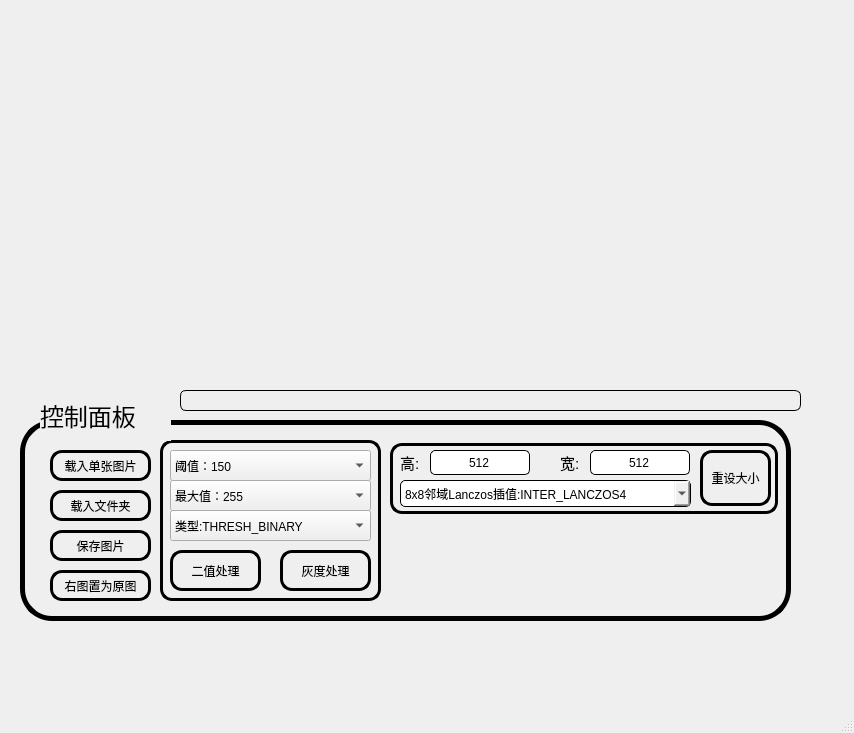
Old version of the form imageshow/mainwindow.ui in the repository liuqi34584/opencv_improcessing_tool.
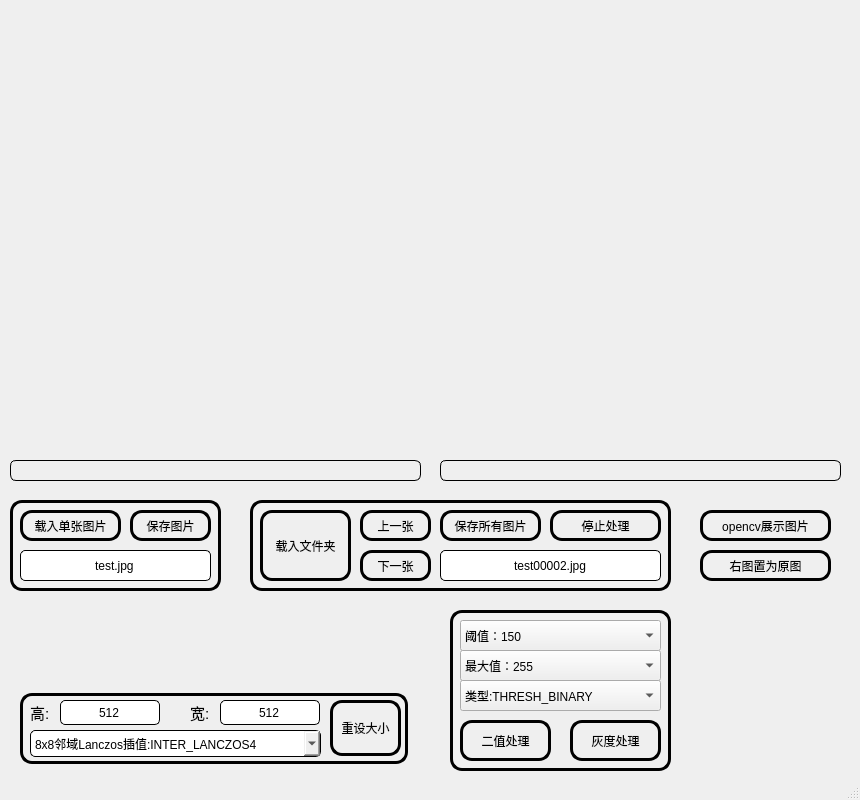
New version of the form. Icons and pictures are not drawn.

The edit to the form file:
```diff
--- a/imageshow/mainwindow.ui
+++ b/imageshow/mainwindow.ui
@@ -6,10 +6,22 @@
    <rect>
     <x>0</x>
     <y>0</y>
-    <width>854</width>
-    <height>733</height>
+    <width>860</width>
+    <height>800</height>
    </rect>
   </property>
+  <property name="minimumSize">
+   <size>
+    <width>860</width>
+    <height>800</height>
+   </size>
+  </property>
+  <property name="maximumSize">
+   <size>
+    <width>860</width>
+    <height>800</height>
+   </size>
+  </property>
   <property name="windowTitle">
    <string>图片处理器</string>
   </property>
@@ -21,8 +33,8 @@
    <widget class="QPushButton" name="pB_load_one">
     <property name="geometry">
      <rect>
-      <x>50</x>
-      <y>450</y>
+      <x>20</x>
+      <y>510</y>
       <width>101</width>
       <height>31</height>
      </rect>
@@ -38,10 +50,10 @@
    <widget class="QLabel" name="newimage">
     <property name="geometry">
      <rect>
-      <x>450</x>
-      <y>10</y>
-      <width>370</width>
-      <height>370</height>
+      <x>440</x>
+      <y>40</y>
+      <width>411</width>
+      <height>411</height>
      </rect>
     </property>
     <property name="font">
@@ -51,7 +63,8 @@
      </font>
     </property>
     <property name="styleSheet">
-     <string notr="true"/>
+     <string notr="true">border-radius: 6px;
+border:0px solid black;</string>
     </property>
     <property name="frameShape">
      <enum>QFrame::Box</enum>
@@ -69,56 +82,11 @@
      <set>Qt::AlignCenter</set>
     </property>
    </widget>
-   <widget class="QLabel" name="imagearea">
+   <widget class="QPushButton" name="pushButton_twovalue">
     <property name="geometry">
      <rect>
-      <x>20</x>
-      <y>420</y>
-      <width>771</width>
-      <height>201</height>
-     </rect>
-    </property>
-    <property name="styleSheet">
-     <string notr="true">border-radius: 32px;
-border:5px solid black;</string>
-    </property>
-    <property name="frameShape">
-     <enum>QFrame::Box</enum>
-    </property>
-    <property name="lineWidth">
-     <number>5</number>
-    </property>
-    <property name="text">
-     <string/>
-    </property>
-   </widget>
-   <widget class="QLabel" name="label_titile">
-    <property name="geometry">
-     <rect>
-      <x>40</x>
-      <y>390</y>
-      <width>131</width>
-      <height>51</height>
-     </rect>
-    </property>
-    <property name="font">
-     <font>
-      <family>黑体</family>
-      <pointsize>18</pointsize>
-     </font>
-    </property>
-    <property name="autoFillBackground">
-     <bool>true</bool>
-    </property>
-    <property name="text">
-     <string>控制面板</string>
-    </property>
-   </widget>
-   <widget class="QPushButton" name="pushButton_imtwovalue">
-    <property name="geometry">
-     <rect>
-      <x>170</x>
-      <y>550</y>
+      <x>460</x>
+      <y>720</y>
       <width>91</width>
       <height>41</height>
      </rect>
@@ -134,14 +102,15 @@
    <widget class="QLabel" name="image">
     <property name="geometry">
      <rect>
-      <x>30</x>
-      <y>10</y>
-      <width>370</width>
-      <height>370</height>
+      <x>10</x>
+      <y>40</y>
+      <width>411</width>
+      <height>411</height>
      </rect>
     </property>
     <property name="styleSheet">
-     <string notr="true"/>
+     <string notr="true">border-radius: 6px;
+border:0px solid black;</string>
     </property>
     <property name="frameShape">
      <enum>QFrame::Box</enum>
@@ -159,8 +128,8 @@
    <widget class="QLabel" name="twovalue_box">
     <property name="geometry">
      <rect>
-      <x>160</x>
-      <y>440</y>
+      <x>450</x>
+      <y>610</y>
       <width>221</width>
       <height>161</height>
      </rect>
@@ -185,8 +154,8 @@
    <widget class="QComboBox" name="twovalue_cB_value">
     <property name="geometry">
      <rect>
-      <x>170</x>
-      <y>450</y>
+      <x>460</x>
+      <y>620</y>
       <width>201</width>
       <height>31</height>
      </rect>
@@ -1478,8 +1447,8 @@
    <widget class="QLabel" name="label_resize">
     <property name="geometry">
      <rect>
-      <x>390</x>
-      <y>443</y>
+      <x>20</x>
+      <y>693</y>
       <width>388</width>
       <height>71</height>
      </rect>
@@ -1495,8 +1464,8 @@
    <widget class="QComboBox" name="twovalue_cB_Max">
     <property name="geometry">
      <rect>
-      <x>170</x>
-      <y>480</y>
+      <x>460</x>
+      <y>650</y>
       <width>201</width>
       <height>31</height>
      </rect>
@@ -2788,8 +2757,8 @@
    <widget class="QComboBox" name="twovalue_cB_type">
     <property name="geometry">
      <rect>
-      <x>170</x>
-      <y>510</y>
+      <x>460</x>
+      <y>680</y>
       <width>201</width>
       <height>31</height>
      </rect>
@@ -2823,9 +2792,9 @@
    <widget class="QLabel" name="labeltext">
     <property name="geometry">
      <rect>
-      <x>180</x>
-      <y>390</y>
-      <width>621</width>
+      <x>10</x>
+      <y>460</y>
+      <width>411</width>
       <height>21</height>
      </rect>
     </property>
@@ -2843,10 +2812,10 @@
    <widget class="QPushButton" name="pB_load_dir">
     <property name="geometry">
      <rect>
-      <x>50</x>
-      <y>490</y>
-      <width>101</width>
-      <height>31</height>
+      <x>260</x>
+      <y>510</y>
+      <width>91</width>
+      <height>71</height>
      </rect>
     </property>
     <property name="styleSheet">
@@ -2860,9 +2829,9 @@
    <widget class="QPushButton" name="pB_save_dir">
     <property name="geometry">
      <rect>
-      <x>50</x>
-      <y>530</y>
-      <width>101</width>
+      <x>130</x>
+      <y>510</y>
+      <width>81</width>
       <height>31</height>
      </rect>
     </property>
@@ -2877,8 +2846,8 @@
    <widget class="QPushButton" name="pushButton_gray_value">
     <property name="geometry">
      <rect>
-      <x>280</x>
-      <y>550</y>
+      <x>570</x>
+      <y>720</y>
       <width>91</width>
       <height>41</height>
      </rect>
@@ -2894,9 +2863,9 @@
    <widget class="QPushButton" name="pB_turn_image">
     <property name="geometry">
      <rect>
-      <x>50</x>
-      <y>570</y>
-      <width>101</width>
+      <x>700</x>
+      <y>550</y>
+      <width>131</width>
       <height>31</height>
      </rect>
     </property>
@@ -2911,8 +2880,8 @@
    <widget class="QPushButton" name="pb_resize">
     <property name="geometry">
      <rect>
-      <x>700</x>
-      <y>450</y>
+      <x>330</x>
+      <y>700</y>
       <width>71</width>
       <height>56</height>
      </rect>
@@ -2928,8 +2897,8 @@
    <widget class="QLineEdit" name="lE_resize_gao">
     <property name="geometry">
      <rect>
-      <x>430</x>
-      <y>450</y>
+      <x>60</x>
+      <y>700</y>
       <width>100</width>
       <height>25</height>
      </rect>
@@ -2948,8 +2917,8 @@
    <widget class="QLineEdit" name="lE_resize_kuan">
     <property name="geometry">
      <rect>
-      <x>590</x>
-      <y>450</y>
+      <x>220</x>
+      <y>700</y>
       <width>100</width>
       <height>25</height>
      </rect>
@@ -2968,8 +2937,8 @@
    <widget class="QLabel" name="label_resize_gao">
     <property name="geometry">
      <rect>
-      <x>400</x>
-      <y>450</y>
+      <x>30</x>
+      <y>700</y>
       <width>25</width>
       <height>25</height>
      </rect>
@@ -2989,8 +2958,8 @@
    <widget class="QLabel" name="label_resize_gao_2">
     <property name="geometry">
      <rect>
-      <x>560</x>
-      <y>450</y>
+      <x>190</x>
+      <y>700</y>
       <width>25</width>
       <height>25</height>
      </rect>
@@ -3010,8 +2979,8 @@
    <widget class="QComboBox" name="cB_resize_type">
     <property name="geometry">
      <rect>
-      <x>400</x>
-      <y>480</y>
+      <x>30</x>
+      <y>730</y>
       <width>291</width>
       <height>27</height>
      </rect>
@@ -3049,9 +3018,227 @@
      </property>
     </item>
    </widget>
-   <zorder>label_resize</zorder>
-   <zorder>imagearea</zorder>
-   <zorder>twovalue_box</zorder>
+   <widget class="QPushButton" name="pB_opencv_show">
+    <property name="geometry">
+     <rect>
+      <x>700</x>
+      <y>510</y>
+      <width>131</width>
+      <height>31</height>
+     </rect>
+    </property>
+    <property name="styleSheet">
+     <string notr="true">border-radius: 12px;
+border:3px solid black;</string>
+    </property>
+    <property name="text">
+     <string>opencv展示图片</string>
+    </property>
+   </widget>
+   <widget class="QLabel" name="dir">
+    <property name="geometry">
+     <rect>
+      <x>10</x>
+      <y>500</y>
+      <width>211</width>
+      <height>91</height>
+     </rect>
+    </property>
+    <property name="styleSheet">
+     <string notr="true">border-radius: 12px;
+border:3px solid black;</string>
+    </property>
+    <property name="frameShape">
+     <enum>QFrame::Box</enum>
+    </property>
+    <property name="lineWidth">
+     <number>2</number>
+    </property>
+    <property name="midLineWidth">
+     <number>0</number>
+    </property>
+    <property name="text">
+     <string/>
+    </property>
+   </widget>
+   <widget class="QLabel" name="dirs">
+    <property name="geometry">
+     <rect>
+      <x>250</x>
+      <y>500</y>
+      <width>421</width>
+      <height>91</height>
+     </rect>
+    </property>
+    <property name="styleSheet">
+     <string notr="true">border-radius: 12px;
+border:3px solid black;</string>
+    </property>
+    <property name="frameShape">
+     <enum>QFrame::Box</enum>
+    </property>
+    <property name="lineWidth">
+     <number>2</number>
+    </property>
+    <property name="midLineWidth">
+     <number>0</number>
+    </property>
+    <property name="text">
+     <string/>
+    </property>
+   </widget>
+   <widget class="QPushButton" name="pB_dirs_next">
+    <property name="geometry">
+     <rect>
+      <x>360</x>
+      <y>550</y>
+      <width>71</width>
+      <height>31</height>
+     </rect>
+    </property>
+    <property name="styleSheet">
+     <string notr="true">border-radius: 12px;
+border:3px solid black;</string>
+    </property>
+    <property name="text">
+     <string>下一张</string>
+    </property>
+   </widget>
+   <widget class="QPushButton" name="pB_dirs_pre">
+    <property name="geometry">
+     <rect>
+      <x>360</x>
+      <y>510</y>
+      <width>71</width>
+      <height>31</height>
+     </rect>
+    </property>
+    <property name="styleSheet">
+     <string notr="true">border-radius: 12px;
+border:3px solid black;</string>
+    </property>
+    <property name="text">
+     <string>上一张</string>
+    </property>
+   </widget>
+   <widget class="QPushButton" name="pB_dirs_save_all">
+    <property name="geometry">
+     <rect>
+      <x>440</x>
+      <y>510</y>
+      <width>101</width>
+      <height>31</height>
+     </rect>
+    </property>
+    <property name="styleSheet">
+     <string notr="true">border-radius: 12px;
+border:3px solid black;</string>
+    </property>
+    <property name="text">
+     <string>保存所有图片</string>
+    </property>
+   </widget>
+   <widget class="QPushButton" name="pB_dirs_stop">
+    <property name="geometry">
+     <rect>
+      <x>550</x>
+      <y>510</y>
+      <width>111</width>
+      <height>31</height>
+     </rect>
+    </property>
+    <property name="styleSheet">
+     <string notr="true">border-radius: 12px;
+border:3px solid black;</string>
+    </property>
+    <property name="text">
+     <string>停止处理</string>
+    </property>
+   </widget>
+   <widget class="QLineEdit" name="lineEdit_dir_filename">
+    <property name="geometry">
+     <rect>
+      <x>20</x>
+      <y>550</y>
+      <width>191</width>
+      <height>31</height>
+     </rect>
+    </property>
+    <property name="styleSheet">
+     <string notr="true">border-radius: 5px;
+border:1px solid black;</string>
+    </property>
+    <property name="text">
+     <string>test.jpg</string>
+    </property>
+    <property name="alignment">
+     <set>Qt::AlignCenter</set>
+    </property>
+   </widget>
+   <widget class="QLineEdit" name="lineEdit_dirs_filename">
+    <property name="geometry">
+     <rect>
+      <x>440</x>
+      <y>550</y>
+      <width>221</width>
+      <height>31</height>
+     </rect>
+    </property>
+    <property name="styleSheet">
+     <string notr="true">border-radius: 5px;
+border:1px solid black;</string>
+    </property>
+    <property name="text">
+     <string>test00002.jpg</string>
+    </property>
+    <property name="alignment">
+     <set>Qt::AlignCenter</set>
+    </property>
+   </widget>
+   <widget class="QLabel" name="label_newimage_text">
+    <property name="geometry">
+     <rect>
+      <x>440</x>
+      <y>460</y>
+      <width>401</width>
+      <height>21</height>
+     </rect>
+    </property>
+    <property name="styleSheet">
+     <string notr="true">border-radius: 6px;
+border:1px solid black;</string>
+    </property>
+    <property name="frameShape">
+     <enum>QFrame::Box</enum>
+    </property>
+    <property name="text">
+     <string/>
+    </property>
+   </widget>
+   <widget class="QLabel" name="label_print_text">
+    <property name="geometry">
+     <rect>
+      <x>10</x>
+      <y>10</y>
+      <width>831</width>
+      <height>21</height>
+     </rect>
+    </property>
+    <property name="styleSheet">
+     <string notr="true">border-radius: 6px;
+border:0px solid black;</string>
+    </property>
+    <property name="frameShape">
+     <enum>QFrame::Box</enum>
+    </property>
+    <property name="text">
+     <string/>
+    </property>
+   </widget>
+   <zorder>dir</zorder>
+   <zorder>dirs</zorder>
+   <zorder>resize</zorder>
+   <zorder>twovalue</zorder>
    <zorder>image</zorder>
    <zorder>label_titile</zorder>
    <zorder>pB_load_one</zorder>
```
Left out of the diff: 76 changed lines with no effect on the pictures.
